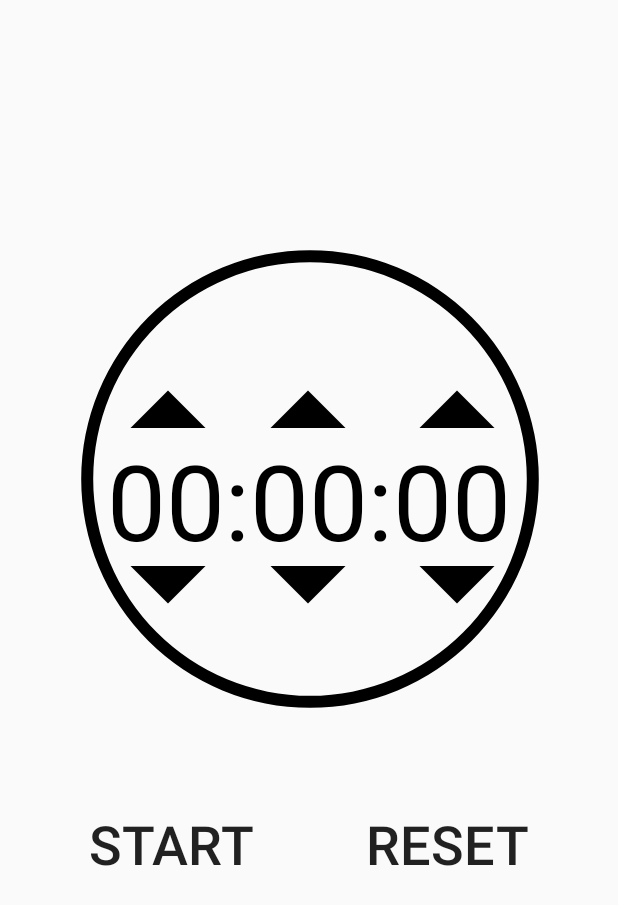
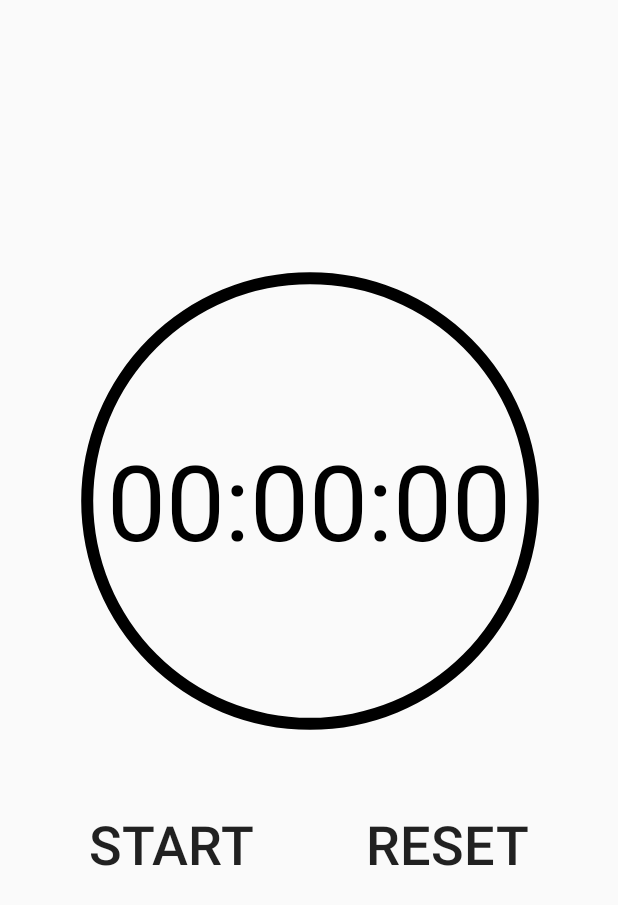
Before and after one commit to AAte/FlexTimer, an Android app: the layout activity_interval.xml on its own in the app's theme, with its tools: preview values and no code run, on a phone screen of 412 x 824 dp. Shown: the top 905 px of the screen. Run offline under Robolectric (Android 15) with nearby library versions, the phone set to English and light mode, and no system bars.

Commit message:
Implementation of IntervalActivity

```diff
--- a/app/src/main/AndroidManifest.xml
+++ b/app/src/main/AndroidManifest.xml
@@ -17,7 +17,8 @@
             </intent-filter>
         </activity>
         <activity android:name=".TimerActivity" />
-        <activity android:name=".StopwatchActivity"></activity>
+        <activity android:name=".StopwatchActivity" />
+        <activity android:name=".IntervalActivity" />
     </application>
 
 </manifest>
--- a/app/src/main/res/layout/activity_timer.xml
+++ b/app/src/main/res/layout/activity_interval.xml
@@ -4,24 +4,7 @@
     xmlns:tools="http://schemas.android.com/tools"
     android:layout_width="match_parent"
     android:layout_height="match_parent"
-    tools:context=".TimerActivity">
-
-    <ImageButton
-        android:id="@+id/btnMinutesUp"
-        android:layout_width="60dp"
-        android:layout_height="60dp"
-        android:layout_marginBottom="8dp"
-        android:layout_marginEnd="8dp"
-        android:layout_marginStart="8dp"
-        android:layout_marginTop="8dp"
-        android:background="@android:color/transparent"
-        app:layout_constraintBottom_toBottomOf="@+id/text_view_countdown"
-        app:layout_constraintEnd_toEndOf="parent"
-        app:layout_constraintHorizontal_bias="0.498"
-        app:layout_constraintStart_toStartOf="parent"
-        app:layout_constraintTop_toTopOf="parent"
-        app:layout_constraintVertical_bias="0.78"
-        app:srcCompat="@drawable/ic_arrow_drop_up_black_24dp" />
+    tools:context=".IntervalActivity">
 
     <TextView
         android:id="@+id/text_view_countdown"
@@ -98,92 +81,43 @@
         app:layout_constraintHorizontal_bias="0.459"
         app:layout_constraintStart_toStartOf="@+id/text_view_countdown"
         app:layout_constraintTop_toTopOf="parent"
-        app:layout_constraintVertical_bias="0.307" />
+        app:layout_constraintVertical_bias="0.337" />
 
-    <ImageButton
-        android:id="@+id/btnSecondsDown"
-        android:layout_width="60dp"
-        android:layout_height="60dp"
+    <TextView
+        android:id="@+id/tvIntervalsLeft"
+        android:layout_width="wrap_content"
+        android:layout_height="wrap_content"
         android:layout_marginBottom="8dp"
         android:layout_marginEnd="8dp"
         android:layout_marginStart="8dp"
         android:layout_marginTop="8dp"
-        android:background="@android:color/transparent"
+        android:text="Intervals remaining:"
+        android:textColor="@android:color/black"
+        android:textSize="25sp"
+        android:visibility="invisible"
         app:layout_constraintBottom_toBottomOf="parent"
         app:layout_constraintEnd_toEndOf="parent"
-        app:layout_constraintHorizontal_bias="0.794"
+        app:layout_constraintHorizontal_bias="0.26"
         app:layout_constraintStart_toStartOf="parent"
-        app:layout_constraintTop_toBottomOf="@+id/btnSecondsUp"
-        app:layout_constraintVertical_bias="0.100000024"
-        app:srcCompat="@drawable/ic_arrow_drop_down_black_24dp" />
+        app:layout_constraintTop_toTopOf="parent"
+        app:layout_constraintVertical_bias="0.84000003" />
 
-    <ImageButton
-        android:id="@+id/btnMinutesDown"
-        android:layout_width="60dp"
-        android:layout_height="60dp"
+    <TextView
+        android:id="@+id/tvIntervalStatus"
+        android:layout_width="wrap_content"
+        android:layout_height="wrap_content"
         android:layout_marginBottom="8dp"
         android:layout_marginEnd="8dp"
         android:layout_marginStart="8dp"
         android:layout_marginTop="8dp"
-        android:background="@android:color/transparent"
-        app:layout_constraintBottom_toBottomOf="parent"
+        android:text="REST"
+        android:textColor="@android:color/black"
+        android:textSize="36sp"
+        android:visibility="invisible"
+        app:layout_constraintBottom_toBottomOf="@+id/progressBar"
         app:layout_constraintEnd_toEndOf="parent"
-        app:layout_constraintHorizontal_bias="0.498"
         app:layout_constraintStart_toStartOf="parent"
-        app:layout_constraintTop_toBottomOf="@+id/btnMinutesUp"
-        app:layout_constraintVertical_bias="0.099"
-        app:srcCompat="@drawable/ic_arrow_drop_down_black_24dp" />
-
-    <ImageButton
-        android:id="@+id/btnSecondsUp"
-        android:layout_width="60dp"
-        android:layout_height="60dp"
-        android:layout_marginBottom="8dp"
-        android:layout_marginEnd="8dp"
-        android:layout_marginStart="8dp"
-        android:layout_marginTop="8dp"
-        android:background="@android:color/transparent"
-        app:layout_constraintBottom_toBottomOf="@+id/text_view_countdown"
-        app:layout_constraintEnd_toEndOf="parent"
-        app:layout_constraintHorizontal_bias="0.794"
-        app:layout_constraintStart_toStartOf="parent"
-        app:layout_constraintTop_toTopOf="parent"
-        app:layout_constraintVertical_bias="0.78"
-        app:srcCompat="@drawable/ic_arrow_drop_up_black_24dp" />
-
-    <ImageButton
-        android:id="@+id/btnHoursUp"
-        android:layout_width="60dp"
-        android:layout_height="60dp"
-        android:layout_marginBottom="8dp"
-        android:layout_marginEnd="8dp"
-        android:layout_marginStart="8dp"
-        android:layout_marginTop="8dp"
-        android:background="@android:color/transparent"
-        app:layout_constraintBottom_toBottomOf="@+id/text_view_countdown"
-        app:layout_constraintEnd_toEndOf="parent"
-        app:layout_constraintHorizontal_bias="0.22"
-        app:layout_constraintStart_toStartOf="parent"
-        app:layout_constraintTop_toTopOf="parent"
-        app:layout_constraintVertical_bias="0.78"
-        app:srcCompat="@drawable/ic_arrow_drop_up_black_24dp" />
-
-    <ImageButton
-        android:id="@+id/btnHoursDown"
-        android:layout_width="60dp"
-        android:layout_height="60dp"
-        android:layout_marginBottom="8dp"
-        android:layout_marginEnd="8dp"
-        android:layout_marginStart="8dp"
-        android:layout_marginTop="8dp"
-        android:background="@android:color/transparent"
-        app:layout_constraintBottom_toBottomOf="parent"
-        app:layout_constraintEnd_toEndOf="parent"
-        app:layout_constraintHorizontal_bias="0.22"
-        app:layout_constraintStart_toStartOf="parent"
-        app:layout_constraintTop_toBottomOf="@+id/btnHoursUp"
-        app:layout_constraintVertical_bias="0.100000024"
-        app:srcCompat="@drawable/ic_arrow_drop_down_black_24dp" />
-
+        app:layout_constraintTop_toBottomOf="@+id/text_view_countdown"
+        app:layout_constraintVertical_bias="0.18" />
 
 </android.support.constraint.ConstraintLayout>
--- a/app/src/main/res/values/strings.xml
+++ b/app/src/main/res/values/strings.xml
@@ -12,4 +12,10 @@
     <string name="title_activity_timer">TimerActivity</string>
     <string name="dummy_button">Dummy Button</string>
     <string name="dummy_content">DUMMY\nCONTENT</string>
+
+    <!-- TODO: Remove or change this placeholder text -->
+    <string name="hello_blank_fragment">Hello blank fragment</string>
+    <string name="number_of_intervals">Number of intervals</string>
+    <string name="interval_time">Interval time</string>
+    <string name="textview">TextView</string>
 </resources>
```
Also changed, not shown: app/src/main/java/com/example/atanas/flextimer/IntervalActivity.java (added, +267 -0 lines), app/src/main/java/com/example/atanas/flextimer/MainActivity.java (+28 -1 lines), app/src/main/res/layout/activity_main.xml (+10 -10 lines).
